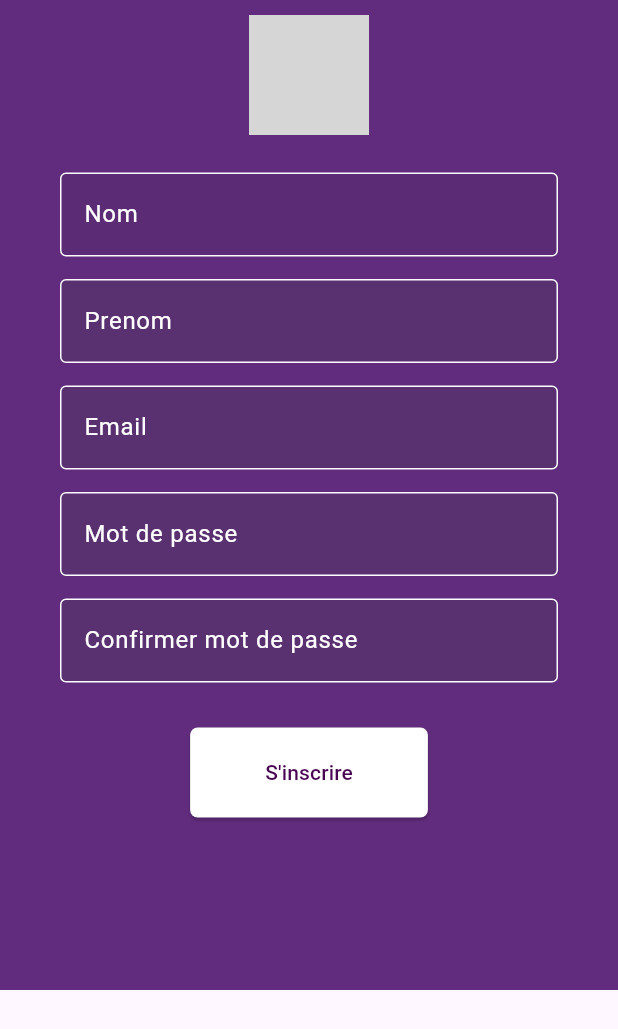
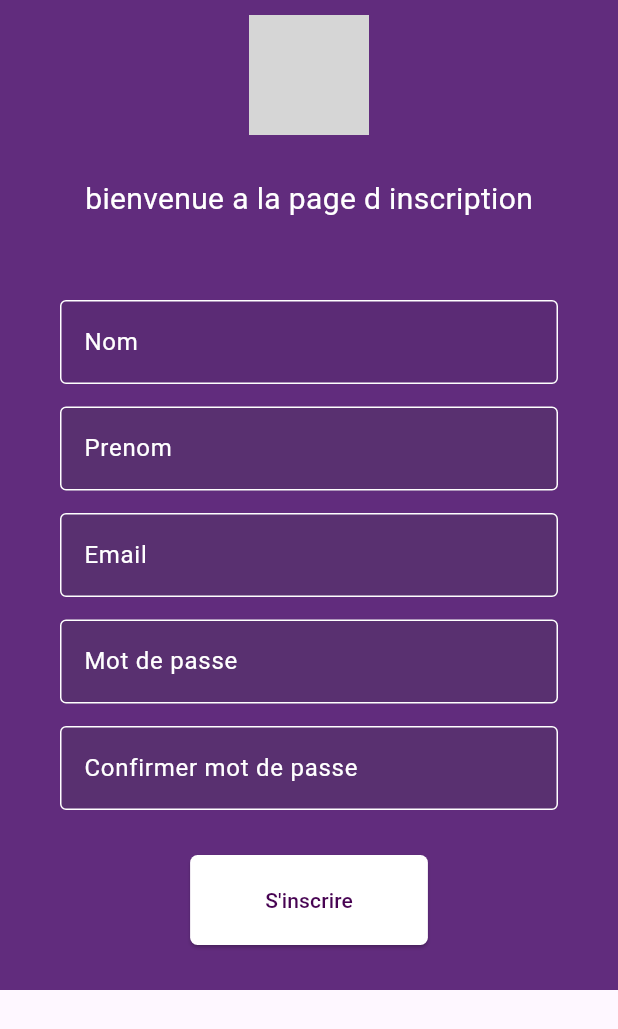
Before and after one commit to Rama49/Niefeko, a Flutter app: the screen it shows after launch, on a phone screen of 412 x 824 dp. Shown: the top 1029 px of the screen. Run offline on Flutter 3.47's test engine with Material 3 defaults, Android fonts, the phone set to English and light mode, and no system bars; our stand-ins replace carousel_slider, firebase_core; missing offline and left inert: dart:html; accounts and stored records are empty; grey boxes are pictures that could not be loaded.

Commit message:
integrer la page conexion

```diff
--- a/lib/Pages/Inscription/inscription.dart
+++ b/lib/Pages/Inscription/inscription.dart
@@ -1,5 +1,6 @@
 import 'package:flutter/material.dart';
 import 'package:flutter/rendering.dart';
+import 'package:niefeko/Components/Carte/recherche/recherche.dart';
 import 'package:niefeko/Reutilisable/buttonReu.dart';
 
 class inscription extends StatefulWidget {
@@ -15,7 +16,7 @@ class inscriptionState extends State<inscription> {
   @override
   Widget build(BuildContext context) {
     return Container(
-    color: Color(0xFF612C7D),
+      color: Color(0xFF612C7D),
       child: Container(
           height: 660,
           child: Column(
@@ -28,6 +29,17 @@ class inscriptionState extends State<inscription> {
                 width: 80,
                 height: 80,
               ),
+              Padding(
+                padding: const EdgeInsets.all(28),
+                child: Text("bienvenue a la page d inscription", style: TextStyle(
+                                         fontSize: 20,
+                                         color: Colors.white
+                                       )),
+              ),
+
+
+
+
               //  const Text("Bienvenu a Niefeko",
               //                       style: TextStyle(
               //                         fontSize: 20,
@@ -39,7 +51,8 @@ class inscriptionState extends State<inscription> {
                     padding:
                         const EdgeInsets.only(top: 25, left: 40, right: 40),
                     child: TextFormField(
-                      style: TextStyle(color: Color(0xFF5B2B75)), // Couleur du texte
+                      style: TextStyle(
+                          color: Color(0xFF5B2B75)), // Couleur du texte
                       decoration: InputDecoration(
                         labelText: 'Nom',
                         labelStyle: TextStyle(
@@ -162,10 +175,11 @@ class inscriptionState extends State<inscription> {
                   BoutonR(
                     titre: "S'inscrire",
                     onPressed: () {
-                      // Navigator.push(
-                      //   context
-                      //   // MaterialPageRoute(builder: (context) => carteReu()),
-                      // );
+                      Navigator.push(
+                        context,
+                        MaterialPageRoute(
+                            builder: (context) => search()),
+                      );
                     },
                   )
                 ]),
--- a/lib/Pages/home.dart
+++ b/lib/Pages/home.dart
@@ -1,34 +1,45 @@
 import 'package:flutter/material.dart';
 import 'package:niefeko/Pages/Inscription/inscription.dart';
+import 'package:niefeko/Pages/Splash/splash.dart';
 
 class MyHomePage extends StatefulWidget {
-  const MyHomePage({super.key});
 
   @override
   State<MyHomePage> createState() => _MyHomePageState();
 }
 
 class _MyHomePageState extends State<MyHomePage> {
+  bool _showSplash = true;
+
+  @override
+  void initState() {
+    super.initState();
+    Future.delayed(Duration(seconds: 3), () {
+      setState(() {
+        _showSplash = false;
+      });
+    });
+  }
+
   @override
   Widget build(BuildContext context) {
     return Scaffold(
-       body: Column(children: [inscription(),
-      //  ElevatedButton(
-      //             onPressed: () {
-      //               Navigator.pushNamed(context, '/CategorieHeader');
-      //             },
-      //             style: ElevatedButton.styleFrom(
-      //               primary: Color(0xFFF44336), // Couleur rouge
-      //             ),
-      //             child: Text('Voir catégorie'),
-      //           ),
-                ],
-       )
-       //Stack(
-      //   children: [
+      body: Stack(
+        children: [
+          if (_showSplash) SplashScreen(),
 
-      //     search(),
-      //   ],
-      );
+          AnimatedOpacity(
+            opacity: _showSplash ? 0.0 : 1.0,
+            duration: Duration(milliseconds: 500),
+            curve: Curves.easeInOut,
+            child: Column(
+              children: [
+                inscription(),
+              ],
+            ),
+          ),
+        ],
+      ),
+    );
   }
 }
--- a/lib/main.dart
+++ b/lib/main.dart
@@ -34,7 +34,7 @@ class MyApp extends StatelessWidget {
   Widget build(BuildContext context) {
     return MaterialApp(
       debugShowCheckedModeBanner: false,
-      home: const MyHomePage(),
+      home:  MyHomePage(),
       // routes: {
       //   '/CategorieHeader': (context) => CategorieHeader(), // Route pour la page "Catégorie"
       // },
```
Also changed, not shown: lib/Pages/Splash/splash.dart (added, +26 -0 lines), pubspec.lock.
